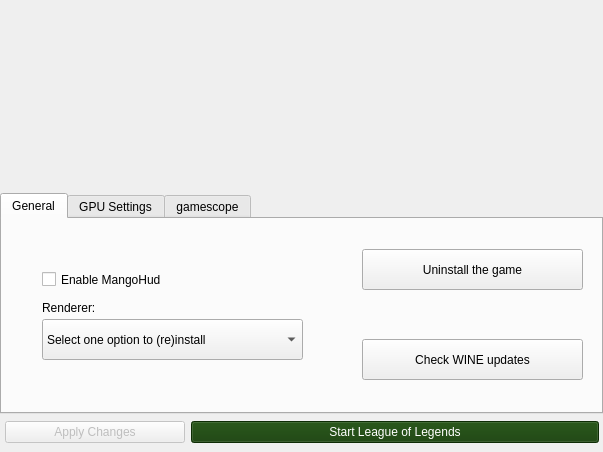
polkaulfield/lol-for-linux-installer, file python_src/ui/installer.ui: the form before one commit.
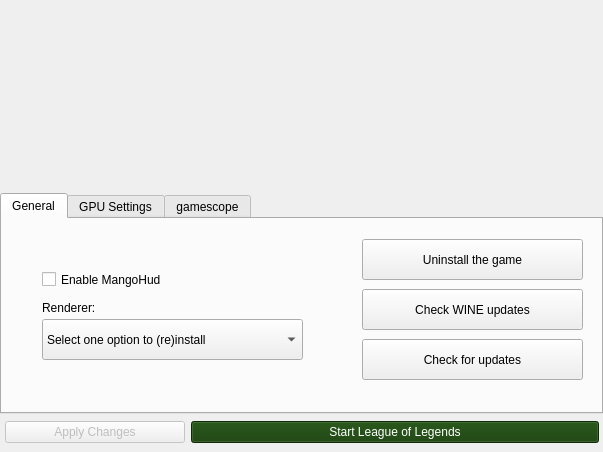
The form after the commit. The open tabs and pages were chosen to show the change. Icons and pictures are not drawn.

Commit message: Trying to get a self-update system in place

```diff
--- a/python_src/ui/installer.ui
+++ b/python_src/ui/installer.ui
@@ -904,7 +904,7 @@
                  <property name="geometry">
                   <rect>
                    <x>360</x>
-                   <y>30</y>
+                   <y>20</y>
                    <width>221</width>
                    <height>41</height>
                   </rect>
@@ -927,7 +927,7 @@
                  <property name="geometry">
                   <rect>
                    <x>360</x>
-                   <y>120</y>
+                   <y>70</y>
                    <width>221</width>
                    <height>41</height>
                   </rect>
@@ -940,6 +940,23 @@
                    <normaloff>.</normaloff>.</iconset>
                  </property>
                 </widget>
+                <widget class="QPushButton" name="Checkupdates">
+                 <property name="geometry">
+                  <rect>
+                   <x>360</x>
+                   <y>120</y>
+                   <width>221</width>
+                   <height>41</height>
+                  </rect>
+                 </property>
+                 <property name="text">
+                  <string>Check for updates</string>
+                 </property>
+                 <property name="icon">
+                  <iconset theme="view-refresh">
+                   <normaloff>.</normaloff>.</iconset>
+                 </property>
+                </widget>
                </widget>
                <widget class="QWidget" name="tab_3">
                 <attribute name="title">
```
Left out of the diff: 2 changed lines with no effect on the pictures. The commit also changes 2 other files.
